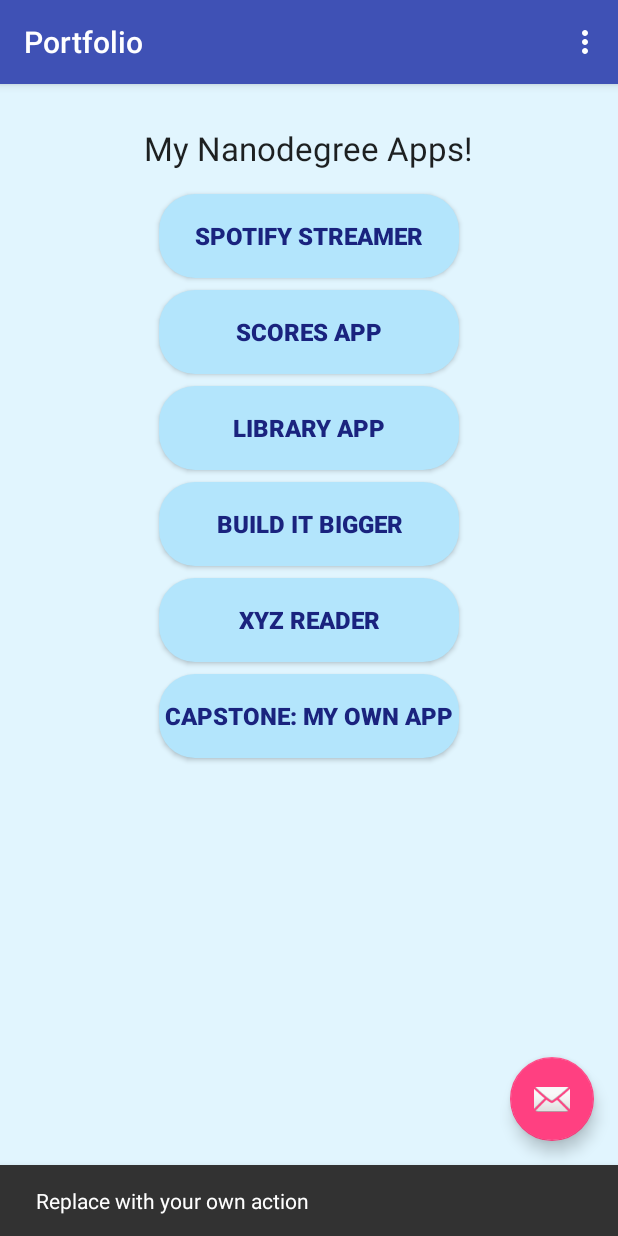
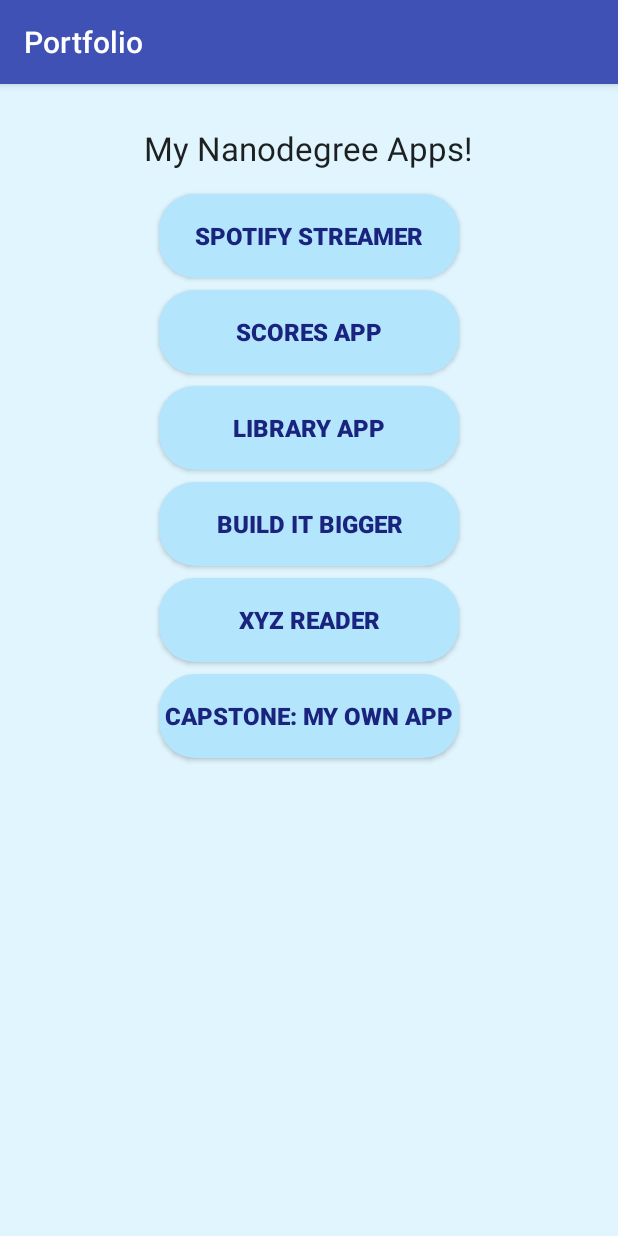
Before and after one commit to desromj/android-dev-nd, an Android app: the screen it shows after launch (MainActivity), after a tap on "SPOTIFY STREAMER", on a phone screen of 412 x 824 dp. Run offline under Robolectric (Android 15) with nearby library versions, the phone set to English and light mode, and no system bars; 1 other tap on this screen came first.

```diff
--- a/app/src/main/java/com/example/android/portfolio/MainActivity.java
+++ b/app/src/main/java/com/example/android/portfolio/MainActivity.java
@@ -15,31 +15,17 @@ import android.widget.Toast;
 public class MainActivity extends AppCompatActivity {
 
     @Override
-    protected void onCreate(Bundle savedInstanceState) {
+    protected void onCreate(Bundle savedInstanceState)
+    {
         super.onCreate(savedInstanceState);
         setContentView(R.layout.activity_main);
         Toolbar toolbar = (Toolbar) findViewById(R.id.toolbar);
         setSupportActionBar(toolbar);
-
-        FloatingActionButton fab = (FloatingActionButton) findViewById(R.id.fab);
-        fab.setOnClickListener(new View.OnClickListener() {
-            @Override
-            public void onClick(View view) {
-                Snackbar.make(view, "Replace with your own action", Snackbar.LENGTH_LONG)
-                        .setAction("Action", null).show();
-            }
-        });
     }
 
     @Override
-    public boolean onCreateOptionsMenu(Menu menu) {
-        // Inflate the menu; this adds items to the action bar if it is present.
-        getMenuInflater().inflate(R.menu.menu_main, menu);
-        return true;
-    }
-
-    @Override
-    public boolean onOptionsItemSelected(MenuItem item) {
+    public boolean onOptionsItemSelected(MenuItem item)
+    {
         // Handle action bar item clicks here. The action bar will
         // automatically handle clicks on the Home/Up button, so long
         // as you specify a parent activity in AndroidManifest.xml.
--- a/app/src/main/res/layout/activity_main.xml
+++ b/app/src/main/res/layout/activity_main.xml
@@ -18,9 +18,4 @@
 
     <include layout="@layout/content_main" />
 
-    <android.support.design.widget.FloatingActionButton android:id="@+id/fab"
-        android:layout_width="wrap_content" android:layout_height="wrap_content"
-        android:layout_gravity="bottom|end" android:layout_margin="@dimen/fab_margin"
-        android:src="@android:drawable/ic_dialog_email" />
-
 </android.support.design.widget.CoordinatorLayout>
```
